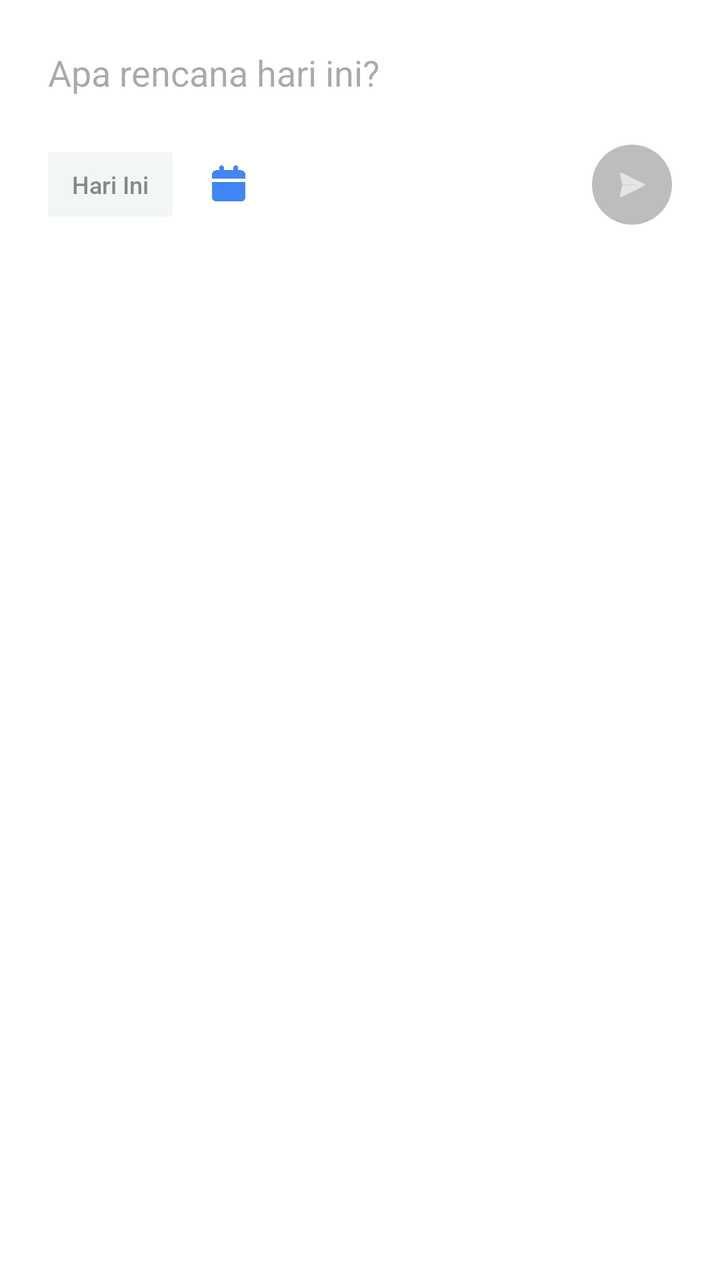
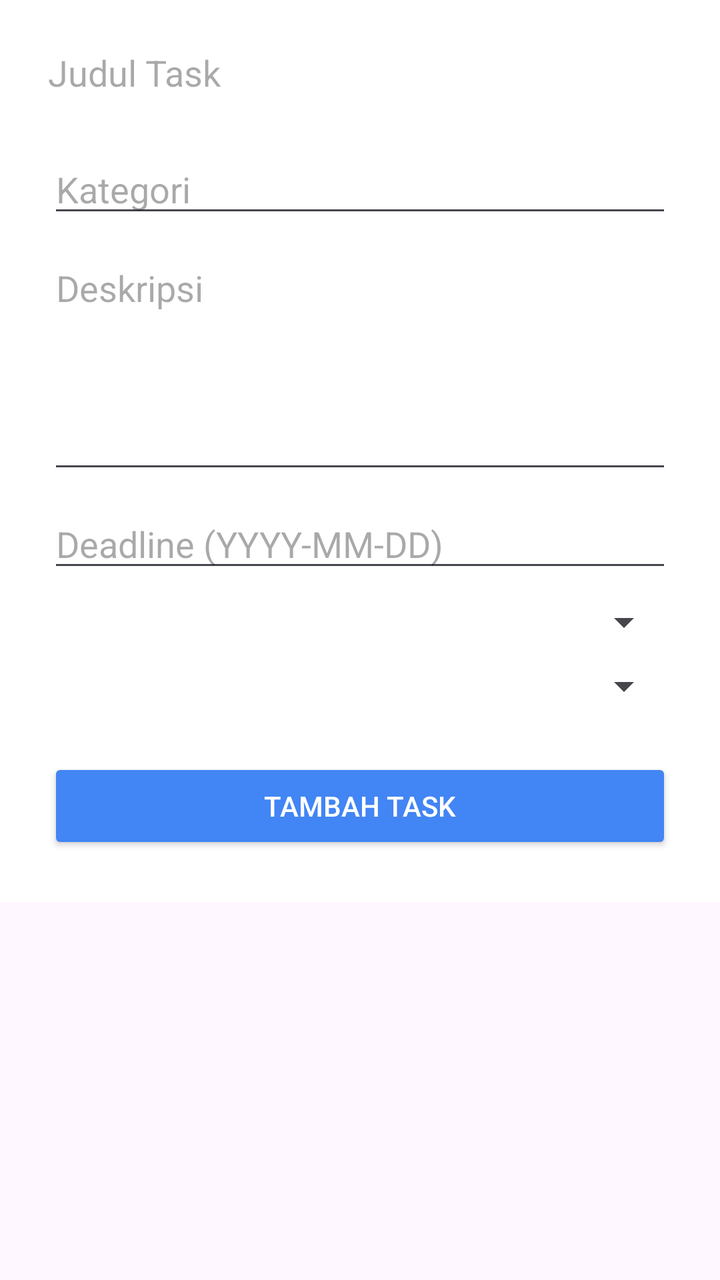

Screens rendered from an Android XML layout before and after an edit, with the pre-edit source and the edit as a unified diff.
<!-- AndroidManifest.xml: application theme Theme.Todolist -->
<!-- res/layout/bottom_sheet_task.xml -->
<?xml version="1.0" encoding="utf-8"?>
<LinearLayout xmlns:android="http://schemas.android.com/apk/res/android"
    xmlns:app="http://schemas.android.com/apk/res-auto"
    android:layout_width="match_parent"
    android:layout_height="wrap_content"
    android:background="#FFFFFF"
    android:orientation="vertical"
    android:padding="24dp">

    <EditText
        android:id="@+id/etTaskTitle"
        android:layout_width="match_parent"
        android:layout_height="wrap_content"
        android:background="@null"
        android:hint="Apa rencana hari ini?"
        android:textColor="#333333"
        android:textSize="18sp"
        android:paddingBottom="24dp"
        android:inputType="textCapSentences"/>

    <LinearLayout
        android:layout_width="match_parent"
        android:layout_height="wrap_content"
        android:gravity="center_vertical"
        android:orientation="horizontal">

        <TextView
            android:layout_width="wrap_content"
            android:layout_height="wrap_content"
            android:background="#F3F6F7"
            android:paddingHorizontal="12dp"
            android:paddingVertical="8dp"
            android:text="Hari Ini"
            android:textColor="#888888"
            android:textSize="12sp"
            android:fontFamily="@font/robotomedium"/>

        <ImageView
            android:layout_width="24dp"
            android:layout_height="24dp"
            android:layout_marginStart="16dp"
            android:src="@drawable/calender"
            app:tint="#4285F4" />

        <View
            android:layout_width="0dp"
            android:layout_height="0dp"
            android:layout_weight="1" />

        <ImageView
            android:id="@+id/btnSubmitTask"
            android:layout_width="40dp"
            android:layout_height="40dp"
            android:background="@drawable/category_selected"
            app:backgroundTint="#BDBDBD"
            android:padding="10dp"
            android:src="@android:drawable/ic_menu_send"
            app:tint="#FFFFFF" />

    </LinearLayout>
</LinearLayout>
<!-- resources referenced by this layout -->
<resources>
  <!-- drawable calender: png bitmap (drawable, 12905 bytes) -->
  <!-- drawable category_selected (drawable) -->
  <?xml version="1.0" encoding="utf-8"?>
  <shape xmlns:android="http://schemas.android.com/apk/res/android">
      <solid android:color="#7FA7FF"/>
      <corners android:radius="28dp"/>
  </shape>
  <style name="Theme.Todolist" parent="Base.Theme.Todolist" />
  <style name="Base.Theme.Todolist" parent="Theme.Material3.DayNight.NoActionBar">
          
          
      </style>
</resources>

<!-- the commit's change to res/layout/bottom_sheet_task.xml (unified diff, before → after) -->
@@ -1,61 +1,79 @@
 <?xml version="1.0" encoding="utf-8"?>
-<LinearLayout xmlns:android="http://schemas.android.com/apk/res/android"
+<ScrollView xmlns:android="http://schemas.android.com/apk/res/android"
     xmlns:app="http://schemas.android.com/apk/res-auto"
     android:layout_width="match_parent"
-    android:layout_height="wrap_content"
-    android:background="#FFFFFF"
-    android:orientation="vertical"
-    android:padding="24dp">
-
-    <EditText
-        android:id="@+id/etTaskTitle"
-        android:layout_width="match_parent"
-        android:layout_height="wrap_content"
-        android:background="@null"
-        android:hint="Apa rencana hari ini?"
-        android:textColor="#333333"
-        android:textSize="18sp"
-        android:paddingBottom="24dp"
-        android:inputType="textCapSentences"/>
+    android:layout_height="wrap_content">
 
     <LinearLayout
         android:layout_width="match_parent"
         android:layout_height="wrap_content"
-        android:gravity="center_vertical"
-        android:orientation="horizontal">
+        android:orientation="vertical"
+        android:padding="24dp"
+        android:background="#FFFFFF">
 
-        <TextView
-            android:layout_width="wrap_content"
+        
+        <EditText
+            android:id="@+id/etTaskTitle"
+            android:layout_width="match_parent"
             android:layout_height="wrap_content"
-            android:background="#F3F6F7"
-            android:paddingHorizontal="12dp"
-            android:paddingVertical="8dp"
-            android:text="Hari Ini"
-            android:textColor="#888888"
-            android:textSize="12sp"
-            android:fontFamily="@font/robotomedium"/>
+            android:hint="Judul Task"
+            android:textSize="18sp"
+            android:textColor="#333333"
+            android:background="@null"
+            android:paddingBottom="16dp"/>
 
-        <ImageView
-            android:layout_width="24dp"
-            android:layout_height="24dp"
-            android:layout_marginStart="16dp"
-            android:src="@drawable/calender"
-            app:tint="#4285F4" />
+        
+        <EditText
+            android:id="@+id/etCategory"
+            android:layout_width="match_parent"
+            android:layout_height="wrap_content"
+            android:hint="Kategori"
+            android:layout_marginTop="8dp"/>
 
-        <View
-            android:layout_width="0dp"
-            android:layout_height="0dp"
-            android:layout_weight="1" />
+        
+        <EditText
+            android:id="@+id/etDescription"
+            android:layout_width="match_parent"
+            android:layout_height="120dp"
+            android:hint="Deskripsi"
+            android:gravity="top"
+            android:inputType="textMultiLine"
+            android:layout_marginTop="8dp"/>
 
-        <ImageView
+        
+        <EditText
+            android:id="@+id/etDeadline"
+            android:layout_width="match_parent"
+            android:layout_height="wrap_content"
+            android:hint="Deadline (YYYY-MM-DD)"
+            android:focusable="false"
+            android:clickable="true"
+            android:layout_marginTop="8dp"/>
+
+        
+        <Spinner
+            android:id="@+id/spinnerStatus"
+            android:layout_width="match_parent"
+            android:layout_height="wrap_content"
+            android:layout_marginTop="8dp"/>
+
+        
+        <Spinner
+            android:id="@+id/spinnerPriority"
+            android:layout_width="match_parent"
+            android:layout_height="wrap_content"
+            android:layout_marginTop="8dp"/>
+
+        
+        <Button
             android:id="@+id/btnSubmitTask"
-            android:layout_width="40dp"
-            android:layout_height="40dp"
-            android:background="@drawable/category_selected"
-            app:backgroundTint="#BDBDBD"
-            android:padding="10dp"
-            android:src="@android:drawable/ic_menu_send"
-            app:tint="#FFFFFF" />
+            android:layout_width="match_parent"
+            android:layout_height="wrap_content"
+            android:text="Tambah Task"
+            android:layout_marginTop="24dp"
+            android:backgroundTint="#4285F4"
+            android:textColor="#FFFFFF"/>
 
     </LinearLayout>
-</LinearLayout>
+
+</ScrollView>
<!-- resource entries referenced after the edit -->
@@ -1,12 +1,5 @@
 <!-- resources referenced by this layout -->
 <resources>
-  <!-- drawable calender: png bitmap (drawable, 12905 bytes) -->
-  <!-- drawable category_selected (drawable) -->
-  <?xml version="1.0" encoding="utf-8"?>
-  <shape xmlns:android="http://schemas.android.com/apk/res/android">
-      <solid android:color="#7FA7FF"/>
-      <corners android:radius="28dp"/>
-  </shape>
   <style name="Theme.Todolist" parent="Base.Theme.Todolist" />
   <style name="Base.Theme.Todolist" parent="Theme.Material3.DayNight.NoActionBar">
           
